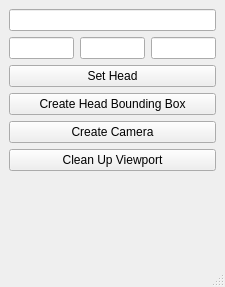
This is view.ui in oventd/AutoFaceRigAI as Qt 5 draws it before an edit. The edited form follows.
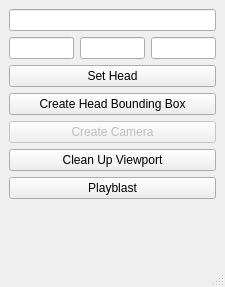
This is the edited form.

Commit message: add playblast feature

Diff of the .ui file:
```diff
--- a/view.ui
+++ b/view.ui
@@ -63,6 +63,9 @@
     </item>
     <item>
      <widget class="QPushButton" name="create_camera_button">
+      <property name="enabled">
+       <bool>false</bool>
+      </property>
       <property name="text">
        <string>Create Camera</string>
       </property>
@@ -75,6 +78,13 @@
       </property>
      </widget>
     </item>
+    <item>
+     <widget class="QPushButton" name="playblast_button">
+      <property name="text">
+       <string>Playblast</string>
+      </property>
+     </widget>
+    </item>
     <item>
      <spacer name="verticalSpacer">
       <property name="orientation">
```
The commit also changes 4 other files.
